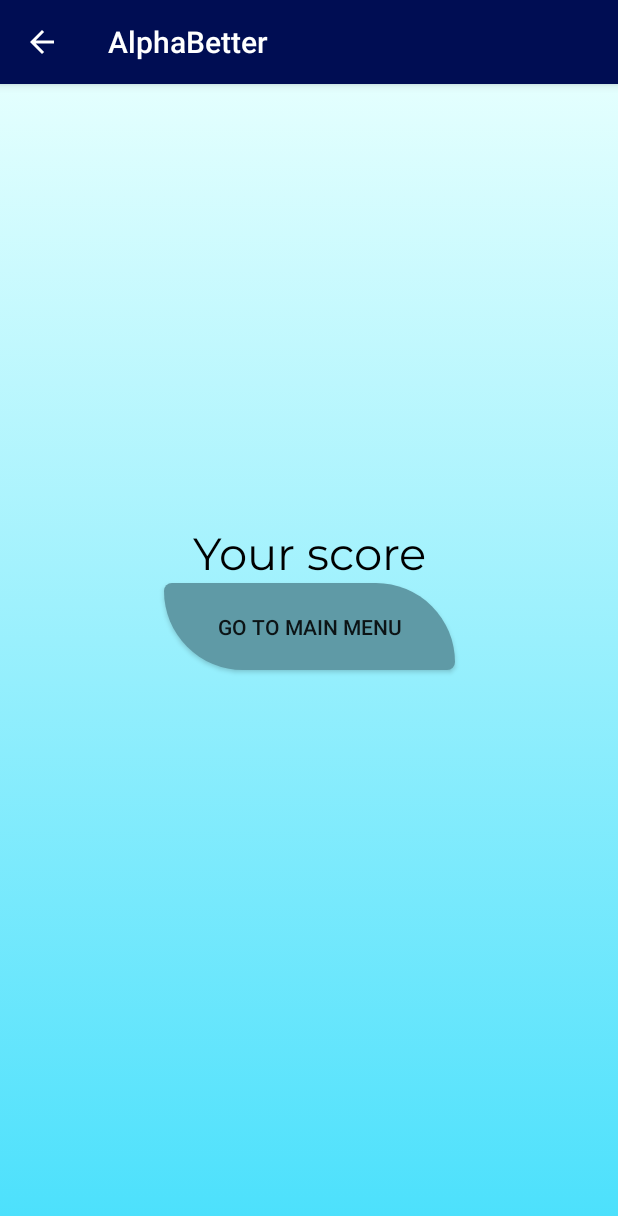
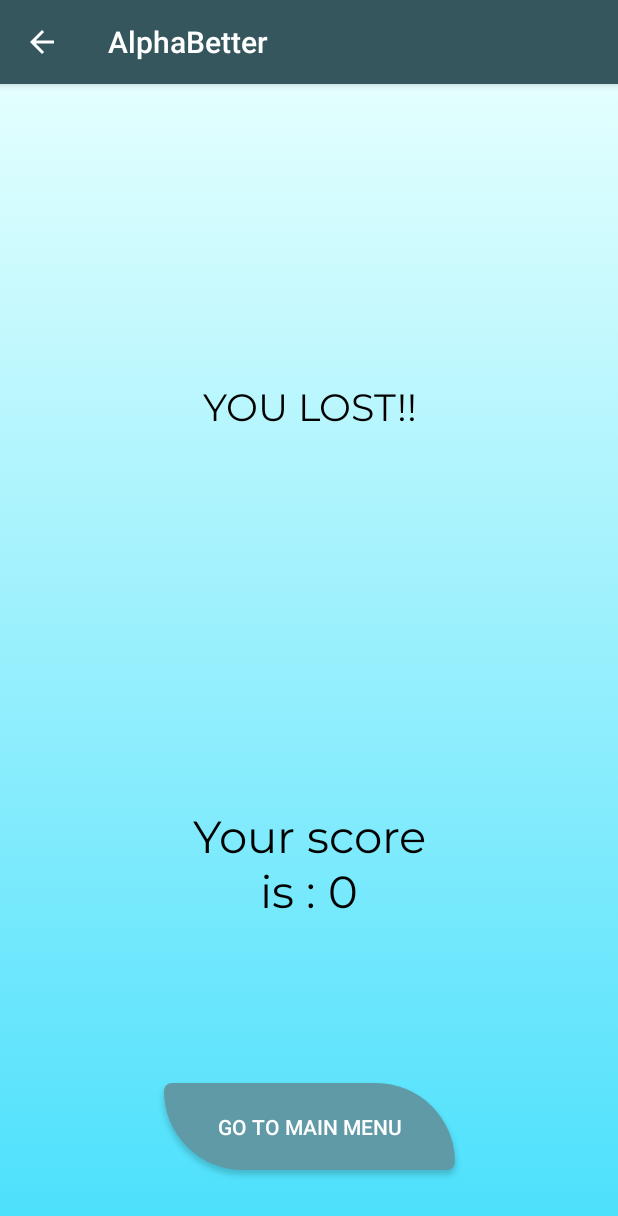
Before and after one commit to t-ahsan/EC327_Project, an Android app: the EndScreenActivity screen opened directly, with no data from a screen before it, on a phone screen of 412 x 824 dp. Shown: the top 1216 px of the screen. Run offline under Robolectric (Android 15) with nearby library versions, the phone set to English and light mode, and no system bars; Roboto replaces fonts that are not available here.

Commit message:
More UI changes

```diff
--- a/app/src/main/res/drawable/gradiant_test.xml
+++ b/app/src/main/res/drawable/gradiant_test.xml
@@ -5,7 +5,7 @@
         <shape>
             <gradient
                 android:angle="90"
-                android:startColor="#8aa5ff"
+                android:startColor="#4fdcd0"
                 android:endColor="#ffffff"
                 android:type="linear"/>
         </shape>
--- a/app/src/main/res/layout/activity_end__screen.xml
+++ b/app/src/main/res/layout/activity_end__screen.xml
@@ -11,48 +11,50 @@
         android:id="@+id/button7"
         android:layout_width="194dp"
         android:layout_height="58dp"
-        android:layout_marginBottom="94dp"
+        android:layout_marginBottom="44dp"
+        android:layout_marginEnd="8dp"
+        android:layout_marginStart="8dp"
         android:background="@drawable/button_round"
         android:onClick="Go_To_Beginning_Screen"
         android:text="Go To Main Menu"
+        android:textColor="@android:color/white"
         app:layout_constraintBottom_toBottomOf="parent"
         app:layout_constraintEnd_toEndOf="parent"
-        app:layout_constraintHorizontal_bias="0.502"
-        app:layout_constraintStart_toStartOf="parent"
-        app:layout_constraintTop_toBottomOf="@+id/textView5" />
+        app:layout_constraintStart_toStartOf="parent" />
 
     <TextView
         android:id="@+id/textView5"
-        android:layout_width="332dp"
-        android:layout_height="203dp"
-        android:layout_marginBottom="242dp"
+        android:layout_width="330dp"
+        android:layout_height="200dp"
+        android:layout_marginBottom="8dp"
         android:layout_marginEnd="8dp"
-        android:layout_marginStart="62dp"
-        android:layout_marginTop="44dp"
+        android:layout_marginStart="8dp"
+        android:layout_marginTop="8dp"
         android:fontFamily="@font/montserrat"
         android:gravity="center_vertical|center_horizontal"
         android:textAlignment="center"
         android:textColor="@android:color/black"
-        android:textSize="24sp"
+        android:textSize="25sp"
         app:layout_constraintBottom_toTopOf="@+id/textView6"
-        app:layout_constraintEnd_toEndOf="@+id/textView6"
-        app:layout_constraintHorizontal_bias="0.5"
-        app:layout_constraintStart_toStartOf="@+id/textView6"
+        app:layout_constraintEnd_toEndOf="parent"
+        app:layout_constraintStart_toStartOf="parent"
         app:layout_constraintTop_toTopOf="parent"
-        app:layout_constraintVertical_chainStyle="packed" />
+        app:layout_constraintVertical_bias="0.416" />
 
     <TextView
         android:id="@+id/textView6"
-        android:layout_width="198dp"
+        android:layout_width="200dp"
         android:layout_height="85dp"
-        android:layout_marginBottom="153dp"
+        android:layout_marginBottom="100dp"
+        android:layout_marginEnd="8dp"
+        android:layout_marginStart="8dp"
         android:fontFamily="@font/montserrat"
         android:gravity="center_vertical|center_horizontal"
+        android:textAlignment="center"
         android:textColor="@android:color/black"
         android:textSize="30sp"
         app:layout_constraintBottom_toTopOf="@+id/button7"
         app:layout_constraintEnd_toEndOf="parent"
-        app:layout_constraintStart_toStartOf="parent"
-        app:layout_constraintTop_toBottomOf="@+id/textView5" />
+        app:layout_constraintStart_toStartOf="parent" />
 
 </android.support.constraint.ConstraintLayout>
--- a/app/src/main/res/values/strings.xml
+++ b/app/src/main/res/values/strings.xml
@@ -24,4 +24,9 @@
     <string name="practice_string">Practice tracing the letter below!</string>
     <string name="clear_string">Clear Drawing</string>
     <string name="progress_string">--/--</string>
+    <string name="Title">αlphaБetter</string>
+    <string name="russian_string">Russian</string>
+    <string name="greek_string">Greek</string>
+    <string name="quiz_mode_string">Quiz mode:</string>
+    <string name="learn_mode_string">Learn mode:</string>
 </resources>
--- a/app/src/main/res/values/styles.xml
+++ b/app/src/main/res/values/styles.xml
@@ -3,8 +3,8 @@
     <!-- Base application theme. -->
     <style name="AppTheme" parent="Theme.AppCompat.Light.DarkActionBar">
         <!-- Customize your theme here. -->
-        <item name="colorPrimary">@color/colorPrimary</item>
-        <item name="colorPrimaryDark">@color/colorPrimaryDark</item>
+        <item name="colorPrimary">@color/buttonPressed</item>
+        <item name="colorPrimaryDark">@color/buttonNotPressed</item>
         <item name="colorAccent">@color/colorAccent</item>
     </style>
 
```
Also changed, not shown: app/src/main/res/drawable/audio_button_background.xml (added, +13 -0 lines), app/src/main/res/layout/activity_difficulty.xml (+4 -3 lines), app/src/main/res/layout/activity_learn.xml (+12 -12 lines), app/src/main/res/layout/activity_main.xml (+11 -10 lines), app/src/main/res/layout/activity_quiz.xml (+51 -29 lines).
